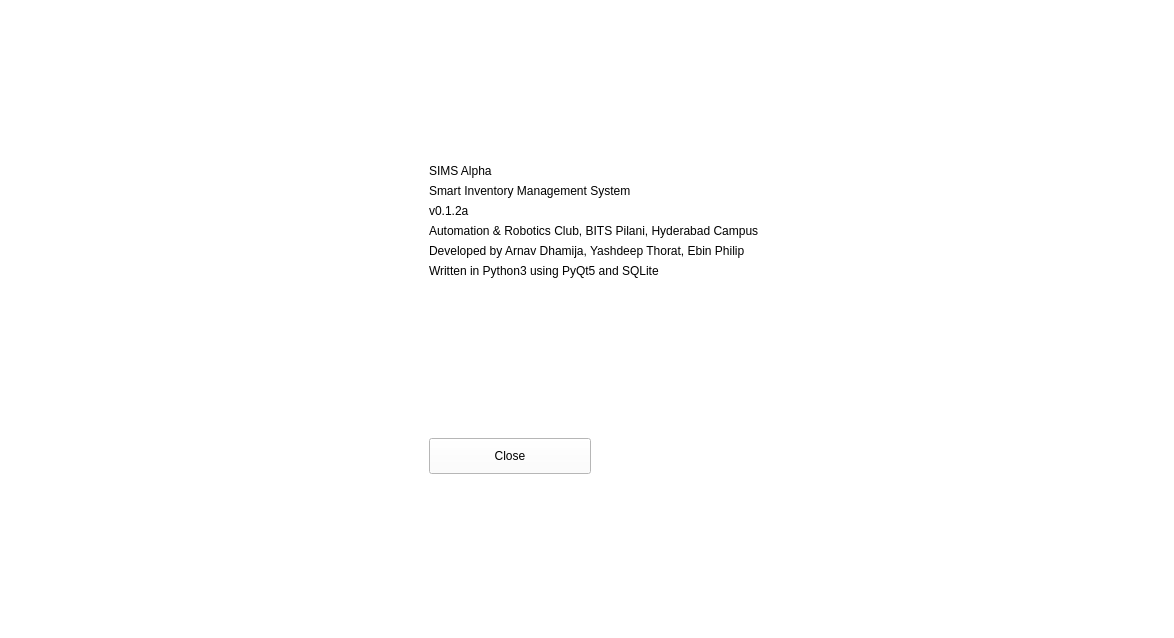
Qt form about.ui (arc-bphc/sims-gui) before a commit.
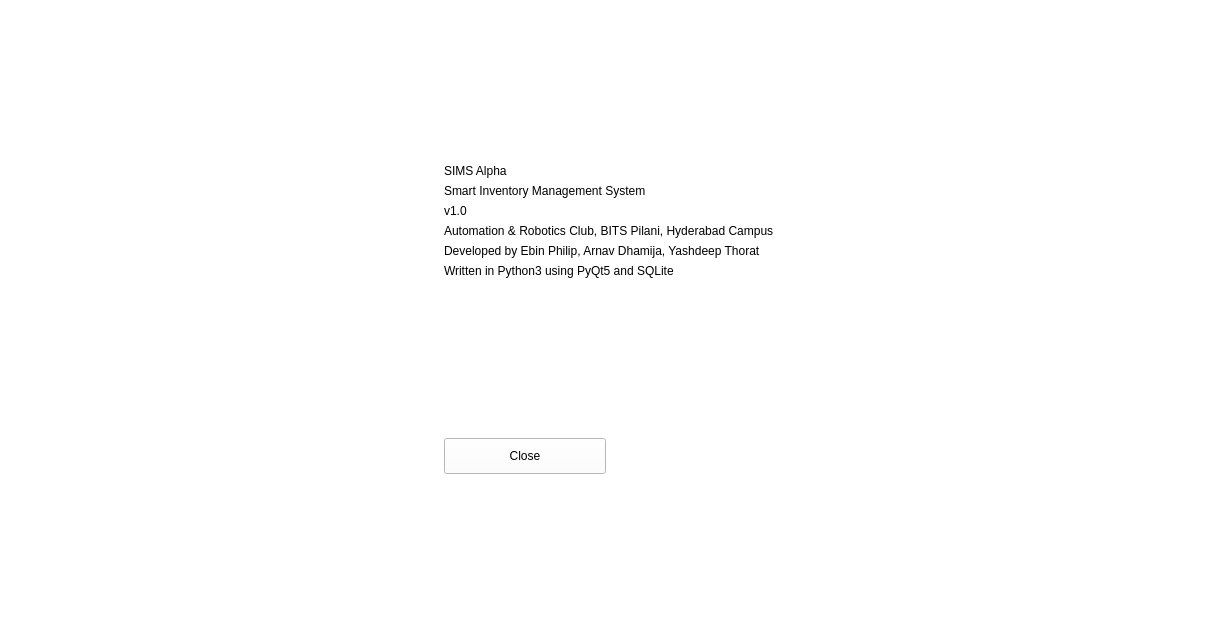
The same form after that commit. Icons and pictures are not drawn.

The edit to the form file:
```diff
--- a/about.ui
+++ b/about.ui
@@ -6,7 +6,7 @@
    <rect>
     <x>0</x>
     <y>0</y>
-    <width>1174</width>
+    <width>1205</width>
     <height>638</height>
    </rect>
   </property>
@@ -56,7 +56,7 @@
         <string notr="true">font: 18pt &quot;Noto Sans&quot;;</string>
        </property>
        <property name="text">
-        <string>Developed by Arnav Dhamija, Yashdeep Thorat, Ebin Philip</string>
+        <string>&lt;html&gt;&lt;head/&gt;&lt;body&gt;&lt;p&gt;Developed by Ebin Philip, Arnav Dhamija, Yashdeep Thorat&lt;/p&gt;&lt;/body&gt;&lt;/html&gt;</string>
        </property>
       </widget>
      </item>
@@ -99,7 +99,7 @@
         <string notr="true">font: italic bold 18pt &quot;Noto Sans&quot;;</string>
        </property>
        <property name="text">
-        <string>v0.1.2a</string>
+        <string>v1.0</string>
        </property>
       </widget>
      </item>
```
Left out of the diff: 3 changed lines with no effect on the pictures.
